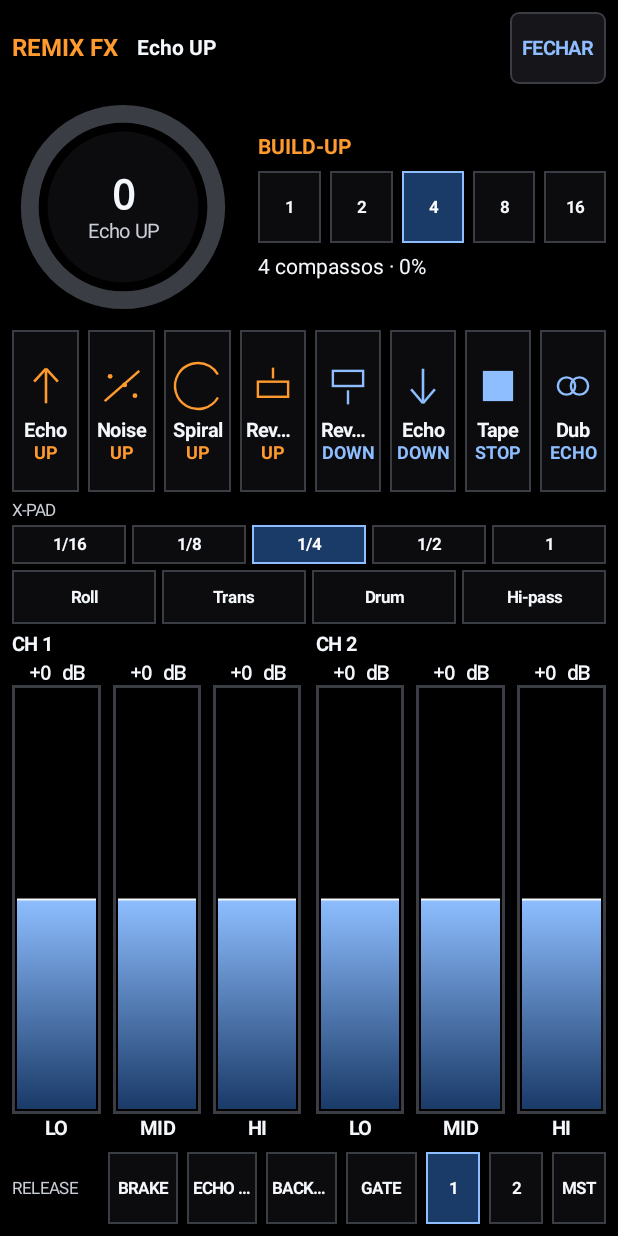
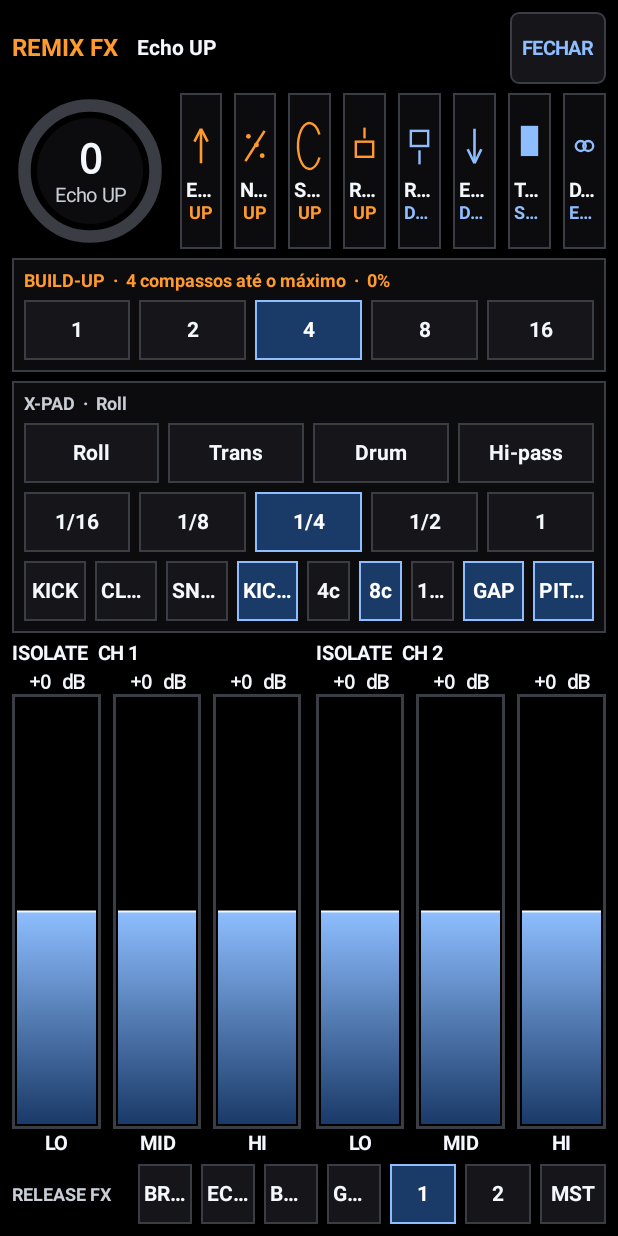
Before and after one commit to JoseLuckmann/deckbridge, an Android app built with Jetpack Compose: the composable RmxScreen shown on its own in the app's theme, on a phone screen of 412 x 824 dp. Run offline under Robolectric (Android 15) with nearby library versions, the phone set to English and light mode, and no system bars.

Commit message:
Medidores de canal e master, seletor de Color FX no MIXER, tela RMX reorganizada
Medidores: picos do motor lidos 20x/s (JNI nativeLevels), escala de -48 a 0 dBFS.
MIXER: seletor dos seis Color FX. RMX: seções com título, alvos de 40-48 dp e os
controles do drum build sempre visíveis (escolher som/compassos não dispara o roll).
Gradle: testes passam; assembleMultiDebug compila o C++ nas três ABIs.
Prints da JVM em docs/ui. Escuta BLOCKED_HARDWARE.

Co-Authored-By: Claude Sonnet 5.5 <noreply@anthropic.com>
Claude-Session: https://claude.ai/code/session_01Sb59H5wbN2UPN3Jxgrj5kb

```diff
--- a/android/app/src/main/java/os/deckbridge/android/PlayerScreen.kt
+++ b/android/app/src/main/java/os/deckbridge/android/PlayerScreen.kt
@@ -297,7 +297,7 @@ fun PlayerScreen(
         } else if (overlay == "search" && catalog != null) {
             SearchScreen(catalog.tracks, queryText, searchBpm.first, searchBpm.second, searchKey, onQuery, onSearchBpm, onSearchKey, onLoad) { onOverlay("") }
         } else if (overlay == "mixer") {
-            MixerScreen(mixer, onMixerKnob) { onOverlay("") }
+            MixerScreen(mixer, onMixerKnob, { onSettings(settings.copy(colorFx = it)) }) { onOverlay("") }
         } else if (overlay == "history") {
             HistoryScreen(historyRows, { onOverlay("") }, { onHistoryExport(historyCsv(historyRows)) }, { onHistoryExport(historyM3u8(historyRows)) })
         } else if (overlay == "tags") {
--- a/android/app/src/main/java/os/deckbridge/android/UtilityScreens.kt
+++ b/android/app/src/main/java/os/deckbridge/android/UtilityScreens.kt
@@ -182,27 +182,19 @@ fun RmxRail(
 fun RmxScreen(rmx: RmxState, onRmx: (RmxState) -> Unit, onClose: () -> Unit) {
     val build = rmx.scene < 4
     val accent = Color(if (build) StagePalette.accentOrange else StagePalette.accentBlue)
+    val drumArmed = rmx.xOn && rmx.xMode == 2
     BoxWithConstraints(Modifier.fillMaxSize().background(Color(StagePalette.bg))) {
         val compact = maxWidth < 1400.dp
-        Column(Modifier.fillMaxSize().padding(if (compact) 8.dp else 14.dp)) {
+        val tall = if (compact) 40.dp else 48.dp
+        Column(Modifier.fillMaxSize().padding(if (compact) 8.dp else 14.dp), verticalArrangement = Arrangement.spacedBy(if (compact) 6.dp else 8.dp)) {
             Row(verticalAlignment = Alignment.CenterVertically) {
                 TextInk("REMIX FX", color = accent, fontSize = if (compact) 16.sp else 22.sp, weight = FontWeight.Bold)
                 TextInk(rmx.sceneName(), fontSize = if (compact) 14.sp else 18.sp, weight = FontWeight.Bold, modifier = Modifier.weight(1f).padding(start = 12.dp), maxLines = 1)
                 UtilityButton("FECHAR", onClose)
             }
-            Row(Modifier.fillMaxWidth().padding(top = 8.dp), horizontalArrangement = Arrangement.spacedBy(16.dp), verticalAlignment = Alignment.CenterVertically) {
-                SceneDial(rmx.intensity, rmx.sceneName(), accent, Modifier.width(if (compact) 148.dp else 196.dp).height(if (compact) 148.dp else 196.dp))
-                Column(Modifier.weight(1f)) {
-                    TextInk(if (build) "BUILD-UP" else "BREAK-DOWN", fontSize = 14.sp, color = accent, weight = FontWeight.Bold)
-                    Row(Modifier.padding(top = 8.dp), horizontalArrangement = Arrangement.spacedBy(6.dp)) {
-                        SCENE_BARS.forEach { bars ->
-                            MiniChoice("$bars", rmx.bars == bars, Modifier.weight(1f).height(48.dp)) { onRmx(rmx.copy(bars = bars)) }
-                        }
-                    }
-                    TextInk("${rmx.bars} compassos · ${(rmx.intensity * 100).toInt()}%", fontSize = if (compact) 14.sp else 18.sp, modifier = Modifier.padding(top = 8.dp))
-                }
-            }
-            Row(Modifier.padding(top = 8.dp).height(if (compact) 108.dp else 132.dp), horizontalArrangement = Arrangement.spacedBy(6.dp)) {
+            // SCENE FX: o dial mostra a intensidade, os oito pads seguram a cena enquanto estão apertados.
+            Row(Modifier.fillMaxWidth().height(if (compact) 104.dp else 132.dp), horizontalArrangement = Arrangement.spacedBy(8.dp)) {
+                SceneDial(rmx.intensity, rmx.sceneName(), accent, Modifier.width(if (compact) 104.dp else 132.dp).fillMaxHeight())
                 SCENE_NAMES.forEachIndexed { index, name ->
                     val hot = rmx.scene == index && rmx.holding
                     val tone = Color(if (index < 4) StagePalette.accentOrange else StagePalette.accentBlue)
@@ -211,60 +203,66 @@ fun RmxScreen(rmx: RmxState, onRmx: (RmxState) -> Unit, onClose: () -> Unit) {
                     }
                 }
             }
-            TextInk(
-                if (rmx.xOn && rmx.xMode == 2) "DRUM  ${drumPatternLabel(rmx)}  ·  ${(rmx.drumBuild * 100).toInt()}%"
-                else "X-PAD",
-                fontSize = 11.sp,
-                color = Color(if (rmx.xOn && rmx.xMode == 2) StagePalette.accentOrange else StagePalette.inkMuted),
-                modifier = Modifier.padding(top = 6.dp),
-            )
-            if (rmx.xOn && rmx.xMode == 2) {
-                Row(Modifier.padding(top = 4.dp), horizontalArrangement = Arrangement.spacedBy(4.dp)) {
-                    DRUM_VOICES.forEachIndexed { index, name ->
-                        MiniChoice(name, rmx.drumVoice == index, Modifier.weight(1f)) {
-                            onRmx(rmx.copy(drumVoice = index, xMode = 2, xOn = true, panel = true))
+            RmxSection(if (build) "BUILD-UP  ·  ${rmx.bars} compassos até o máximo  ·  ${(rmx.intensity * 100).toInt()}%" else "BREAK-DOWN  ·  ${rmx.bars} compassos até o máximo  ·  ${(rmx.intensity * 100).toInt()}%", accent) {
+                Row(horizontalArrangement = Arrangement.spacedBy(6.dp)) {
+                    SCENE_BARS.forEach { bars ->
+                        MiniChoice("$bars", rmx.bars == bars, Modifier.weight(1f).height(tall), big = true) { onRmx(rmx.copy(bars = bars)) }
+                    }
+                }
+            }
+            // X-PAD: o modo, a fração do tempo e, no modo Drum, o desenho do build.
+            RmxSection(if (drumArmed) "X-PAD  ·  DRUM  ${drumPatternLabel(rmx)}" else "X-PAD  ·  ${XPAD_NAMES.getOrElse(rmx.xMode) { "" }}${if (rmx.xOn) "  (ligado)" else ""}", if (drumArmed) accent else Color(StagePalette.inkMuted)) {
+                Row(horizontalArrangement = Arrangement.spacedBy(6.dp)) {
+                    XPAD_NAMES.forEachIndexed { index, name ->
+                        MiniChoice(if (index == 2 && rmx.xOn && rmx.xMode == 2) "DRUM ▶" else name, rmx.xOn && rmx.xMode == index, Modifier.weight(1f).height(tall), big = true) {
+                            onRmx(rmx.copy(xMode = index, xOn = !(rmx.xOn && rmx.xMode == index), panel = true, drumBuild = if (index == 2 && rmx.drumBuild < 0.2f) 1f else rmx.drumBuild))
                         }
                     }
                 }
-                Row(Modifier.padding(top = 4.dp), horizontalArrangement = Arrangement.spacedBy(4.dp)) {
+                Row(Modifier.padding(top = 6.dp), horizontalArrangement = Arrangement.spacedBy(6.dp)) {
+                    XBEAT_LABELS.forEachIndexed { index, label ->
+                        MiniChoice(label, rmx.xBeat == index, Modifier.weight(1f).height(tall), big = true) { onRmx(rmx.copy(xBeat = index)) }
+                    }
+                }
+                // Escolhas do drum build: sempre visíveis; escolher aqui não dispara o gesto.
+                Row(Modifier.padding(top = 6.dp), horizontalArrangement = Arrangement.spacedBy(6.dp)) {
+                    DRUM_VOICES.forEachIndexed { index, name ->
+                        MiniChoice(name, rmx.drumVoice == index, Modifier.weight(1f).height(tall), big = true) { onRmx(rmx.copy(drumVoice = index)) }
+                    }
                     listOf(4, 8, 16).forEach { bars ->
-                        MiniChoice("${bars}c", rmx.drumBars == bars, Modifier.weight(1f)) { onRmx(rmx.copy(drumBars = bars)) }
+                        MiniChoice("${bars}c", rmx.drumBars == bars, Modifier.weight(0.7f).height(tall), big = true) { onRmx(rmx.copy(drumBars = bars)) }
                     }
-                    MiniChoice(if (rmx.drumGap) "GAP" else "SEM GAP", rmx.drumGap, Modifier.weight(1.2f)) { onRmx(rmx.copy(drumGap = !rmx.drumGap)) }
-                    MiniChoice(if (rmx.drumPitch) "PITCH" else "TOM", rmx.drumPitch, Modifier.weight(1f)) { onRmx(rmx.copy(drumPitch = !rmx.drumPitch)) }
+                    MiniChoice(if (rmx.drumGap) "GAP" else "SEM GAP", rmx.drumGap, Modifier.weight(1f).height(tall), big = true) { onRmx(rmx.copy(drumGap = !rmx.drumGap)) }
+                    MiniChoice(if (rmx.drumPitch) "PITCH" else "TOM", rmx.drumPitch, Modifier.weight(1f).height(tall), big = true) { onRmx(rmx.copy(drumPitch = !rmx.drumPitch)) }
                 }
             }
-            Row(Modifier.padding(top = 3.dp), horizontalArrangement = Arrangement.spacedBy(4.dp)) {
-                XBEAT_LABELS.forEachIndexed { index, label ->
-                    MiniChoice(label, rmx.xBeat == index, Modifier.weight(1f)) { onRmx(rmx.copy(xBeat = index)) }
-                }
-            }
-            Row(Modifier.padding(top = 4.dp).height(if (compact) 36.dp else 48.dp), horizontalArrangement = Arrangement.spacedBy(4.dp)) {
-                XPAD_NAMES.forEachIndexed { index, name ->
-                    MiniChoice(name, rmx.xOn && rmx.xMode == index, Modifier.weight(1f).fillMaxHeight()) {
-                        onRmx(rmx.copy(xMode = index, xOn = !(rmx.xOn && rmx.xMode == index), panel = true))
-                    }
-                }
-            }
-            Row(Modifier.weight(1f).fillMaxWidth().padding(top = 6.dp), horizontalArrangement = Arrangement.spacedBy(10.dp)) {
-                IsolatorColumn("CH 1", rmx.low[0], rmx.mid[0], rmx.high[0], Modifier.weight(1f)) { band, value ->
+            Row(Modifier.weight(1f).fillMaxWidth(), horizontalArrangement = Arrangement.spacedBy(10.dp)) {
+                IsolatorColumn("ISOLATE  CH 1", rmx.low[0], rmx.mid[0], rmx.high[0], Modifier.weight(1f)) { band, value ->
                     onRmx(rmx.copy(low = rmx.low.setAt(0, if (band == 0) value else rmx.low[0]), mid = rmx.mid.setAt(0, if (band == 1) value else rmx.mid[0]), high = rmx.high.setAt(0, if (band == 2) value else rmx.high[0])))
                 }
-                IsolatorColumn("CH 2", rmx.low[1], rmx.mid[1], rmx.high[1], Modifier.weight(1f)) { band, value ->
+                IsolatorColumn("ISOLATE  CH 2", rmx.low[1], rmx.mid[1], rmx.high[1], Modifier.weight(1f)) { band, value ->
                     onRmx(rmx.copy(low = rmx.low.setAt(1, if (band == 0) value else rmx.low[1]), mid = rmx.mid.setAt(1, if (band == 1) value else rmx.mid[1]), high = rmx.high.setAt(1, if (band == 2) value else rmx.high[1])))
                 }
             }
-            Row(Modifier.padding(top = 8.dp).height(48.dp), horizontalArrangement = Arrangement.spacedBy(6.dp), verticalAlignment = Alignment.CenterVertically) {
-                TextInk("RELEASE", fontSize = 11.sp, color = Color(StagePalette.inkMuted), modifier = Modifier.width(if (compact) 58.dp else 72.dp))
-                MiniChoice("BRAKE", rmx.release == 0, Modifier.weight(1f).fillMaxHeight()) { onRmx(rmx.copy(release = if (rmx.release == 0) -1 else 0, panel = true)) }
-                MiniChoice("ECHO OUT", rmx.release == 1, Modifier.weight(1f).fillMaxHeight()) { onRmx(rmx.copy(release = if (rmx.release == 1) -1 else 1, panel = true)) }
-                MiniChoice("BACKSPIN", rmx.release == 2, Modifier.weight(1f).fillMaxHeight()) { onRmx(rmx.copy(release = if (rmx.release == 2) -1 else 2, panel = true)) }
-                MiniChoice(if (rmx.gate) "GATE ON" else "GATE", rmx.gate, Modifier.weight(1f).fillMaxHeight()) { onRmx(rmx.copy(gate = !rmx.gate)) }
+            Row(Modifier.height(tall), horizontalArrangement = Arrangement.spacedBy(6.dp), verticalAlignment = Alignment.CenterVertically) {
+                TextInk("RELEASE FX", fontSize = 12.sp, weight = FontWeight.Bold, color = Color(StagePalette.inkMuted), modifier = Modifier.width(if (compact) 78.dp else 96.dp))
+                MiniChoice("BRAKE", rmx.release == 0, Modifier.weight(1f).fillMaxHeight(), big = true) { onRmx(rmx.copy(release = if (rmx.release == 0) -1 else 0, panel = true)) }
+                MiniChoice("ECHO OUT", rmx.release == 1, Modifier.weight(1f).fillMaxHeight(), big = true) { onRmx(rmx.copy(release = if (rmx.release == 1) -1 else 1, panel = true)) }
+                MiniChoice("BACKSPIN", rmx.release == 2, Modifier.weight(1f).fillMaxHeight(), big = true) { onRmx(rmx.copy(release = if (rmx.release == 2) -1 else 2, panel = true)) }
+                MiniChoice(if (rmx.gate) "GATE ON" else "GATE", rmx.gate, Modifier.weight(1f).fillMaxHeight(), big = true) { onRmx(rmx.copy(gate = !rmx.gate)) }
                 listOf("1" to 0, "2" to 1, "MST" to 2).forEach { (label, channel) ->
-                    MiniChoice(label, rmx.channel == channel, Modifier.width(if (compact) 36.dp else 48.dp).fillMaxHeight()) { onRmx(rmx.copy(channel = channel)) }
+                    MiniChoice(label, rmx.channel == channel, Modifier.width(if (compact) 44.dp else 60.dp).fillMaxHeight(), big = true) { onRmx(rmx.copy(channel = channel)) }
                 }
             }
         }
+    }
+}
+
+@Composable
+private fun RmxSection(title: String, accent: Color, content: @Composable () -> Unit) {
+    Column(Modifier.fillMaxWidth().border(1.dp, Color(StagePalette.line)).background(Color(StagePalette.panel)).padding(8.dp)) {
+        TextInk(title, fontSize = 12.sp, weight = FontWeight.Bold, color = accent, maxLines = 1, modifier = Modifier.padding(bottom = 6.dp))
+        content()
     }
 }
 
@@ -446,14 +444,14 @@ internal fun UtilityButton(label: String, onClick: () -> Unit, selected: Boolean
 }
 
 @Composable
-private fun MiniChoice(label: String, selected: Boolean, modifier: Modifier, onClick: () -> Unit) {
-    val fill = if (selected) Color(0xFF1A3A68) else Color(StagePalette.panel)
+private fun MiniChoice(label: String, selected: Boolean, modifier: Modifier, big: Boolean = false, onClick: () -> Unit) {
+    val fill = if (selected) Color(0xFF1A3A68) else Color(if (big) StagePalette.panelRaised else StagePalette.panel)
     val ink = if (selected) Color.White else Color(StagePalette.ink)
     Box(
-        modifier.heightIn(min = 26.dp).background(fill).border(1.dp, Color(if (selected) StagePalette.accentBlue else StagePalette.line)).clickable(onClick = onClick).padding(horizontal = 4.dp),
+        modifier.heightIn(min = if (big) 40.dp else 26.dp).background(fill).border(1.dp, Color(if (selected) StagePalette.accentBlue else StagePalette.line)).clickable(onClick = onClick).padding(horizontal = 4.dp),
         contentAlignment = Alignment.Center,
     ) {
-        TextInk(label, color = ink, fontSize = 11.sp, weight = FontWeight.Bold, maxLines = 1)
+        TextInk(label, color = ink, fontSize = if (big) 14.sp else 11.sp, weight = FontWeight.Bold, maxLines = 1)
     }
 }
 
```
Also changed, not shown: android/app/src/main/java/os/deckbridge/android/DeckPage.kt (+13 -0 lines), android/app/src/main/java/os/deckbridge/android/MixerScreen.kt (+33 -2 lines), android/app/src/main/java/os/deckbridge/android/NativeEngine.kt (+7 -0 lines), android/app/src/main/java/os/deckbridge/logic/MixerView.kt (+10 -1 lines), 5 other files.
